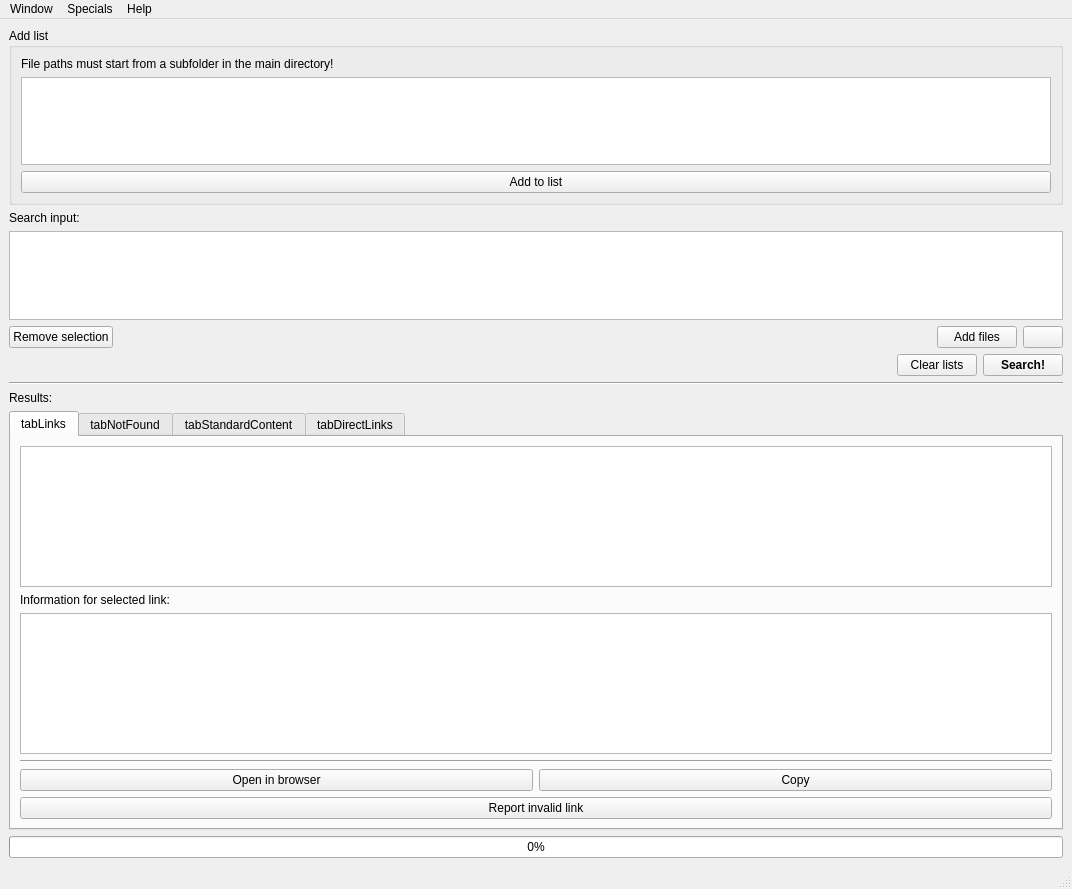
First picture: the form in OTModules/wContentSearch/wcontentsearch.ui, repository pietr26/OMSI-Tools, before the edit.
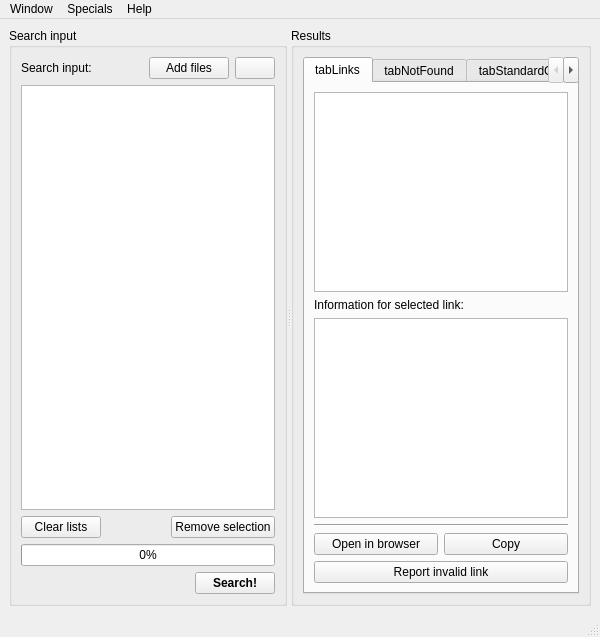
Second picture: the form after the edit. Icons and pictures are not drawn.

Commit message: Outsoured list for adding files

Diff of the .ui file:
```diff
--- a/OTModules/wContentSearch/wcontentsearch.ui
+++ b/OTModules/wContentSearch/wcontentsearch.ui
@@ -6,8 +6,8 @@
    <rect>
     <x>0</x>
     <y>0</y>
-    <width>1072</width>
-    <height>889</height>
+    <width>600</width>
+    <height>637</height>
    </rect>
   </property>
   <property name="windowTitle">
@@ -20,73 +20,26 @@
   <widget class="QWidget" name="centralwidget">
    <layout class="QVBoxLayout" name="verticalLayout_4">
     <item>
-     <widget class="QGroupBox" name="gbxAddList">
+     <widget class="QSplitter" name="splitter_2">
+      <property name="orientation">
+       <enum>Qt::Horizontal</enum>
+      </property>
+      <widget class="QGroupBox" name="gbxSearchInput">
       <property name="title">
-       <string>Add list</string>
-      </property>
-      <layout class="QVBoxLayout" name="verticalLayout_6">
+        <string>Search input</string>
+       </property>
+       <layout class="QVBoxLayout" name="verticalLayout">
        <item>
-        <widget class="QLabel" name="lblInputInfo">
-         <property name="text">
-          <string>File paths must start from a subfolder in the main directory!</string>
-         </property>
-        </widget>
-       </item>
+         <layout class="QHBoxLayout" name="horizontalLayout_2">
        <item>
-        <widget class="QPlainTextEdit" name="pteAddList"/>
-       </item>
-       <item>
-        <widget class="QPushButton" name="btnAddListToList">
-         <property name="text">
-          <string>Add to list</string>
-         </property>
-         <property name="icon">
-          <iconset resource="../../ressources.qrc">
-           <normaloff>:/rec/data/icons/iconAdd.svg</normaloff>:/rec/data/icons/iconAdd.svg</iconset>
-         </property>
-        </widget>
-       </item>
-      </layout>
-     </widget>
-    </item>
-    <item>
-     <widget class="QLabel" name="lblEnteredFiles">
+           <widget class="QLabel" name="lblEnteredFiles_2">
       <property name="text">
        <string>Search input:</string>
       </property>
      </widget>
     </item>
     <item>
-     <widget class="QListWidget" name="lwgUserSearch">
-      <property name="selectionMode">
-       <enum>QAbstractItemView::ExtendedSelection</enum>
-      </property>
-      <property name="isWrapping" stdset="0">
-       <bool>false</bool>
-      </property>
-      <property name="wordWrap">
-       <bool>true</bool>
-      </property>
-     </widget>
-    </item>
-    <item>
-     <layout class="QHBoxLayout" name="horizontalLayout">
-      <item>
-       <widget class="QPushButton" name="btnRemove">
-        <property name="text">
-         <string>Remove selection</string>
-        </property>
-        <property name="icon">
-         <iconset resource="../../ressources.qrc">
-          <normaloff>:/rec/data/icons/iconDelete.svg</normaloff>:/rec/data/icons/iconDelete.svg</iconset>
-        </property>
-        <property name="autoExclusive">
-         <bool>true</bool>
-        </property>
-       </widget>
-      </item>
-      <item>
-       <spacer name="horizontalSpacer">
+           <spacer name="horizontalSpacer_5">
         <property name="orientation">
          <enum>Qt::Horizontal</enum>
         </property>
@@ -135,20 +88,33 @@
      </layout>
     </item>
     <item>
-     <layout class="QHBoxLayout" name="horizontalLayout_4">
+         <widget class="QListWidget" name="lwgUserSearch">
+          <property name="selectionMode">
+           <enum>QAbstractItemView::ExtendedSelection</enum>
+          </property>
+          <property name="isWrapping" stdset="0">
+           <bool>false</bool>
+          </property>
+          <property name="wordWrap">
+           <bool>true</bool>
+          </property>
+         </widget>
+        </item>
       <item>
-       <spacer name="horizontalSpacer_2">
+         <widget class="QSplitter" name="splitter">
         <property name="orientation">
          <enum>Qt::Horizontal</enum>
         </property>
-        <property name="sizeHint" stdset="0">
-         <size>
-          <width>40</width>
-          <height>20</height>
-         </size>
-        </property>
-       </spacer>
-      </item>
+          <property name="opaqueResize">
+           <bool>true</bool>
+          </property>
+          <property name="childrenCollapsible">
+           <bool>true</bool>
+          </property>
+          <widget class="QWidget" name="">
+           <layout class="QVBoxLayout" name="verticalLayout_2">
+            <item>
+             <layout class="QHBoxLayout" name="horizontalLayout">
       <item>
        <widget class="QPushButton" name="btnClearLists">
         <property name="text">
@@ -161,6 +127,57 @@
        </widget>
       </item>
       <item>
+               <spacer name="horizontalSpacer_3">
+                <property name="orientation">
+                 <enum>Qt::Horizontal</enum>
+                </property>
+                <property name="sizeHint" stdset="0">
+                 <size>
+                  <width>40</width>
+                  <height>20</height>
+                 </size>
+                </property>
+               </spacer>
+              </item>
+              <item>
+               <widget class="QPushButton" name="btnRemove">
+                <property name="text">
+                 <string>Remove selection</string>
+                </property>
+                <property name="icon">
+                 <iconset resource="../../ressources.qrc">
+                  <normaloff>:/rec/data/icons/iconDelete.svg</normaloff>:/rec/data/icons/iconDelete.svg</iconset>
+                </property>
+                <property name="autoExclusive">
+                 <bool>true</bool>
+                </property>
+               </widget>
+              </item>
+             </layout>
+            </item>
+            <item>
+             <widget class="QProgressBar" name="pgbProgress">
+              <property name="value">
+               <number>0</number>
+              </property>
+             </widget>
+            </item>
+            <item>
+             <layout class="QHBoxLayout" name="horizontalLayout_4">
+              <item>
+               <spacer name="horizontalSpacer_2">
+                <property name="orientation">
+                 <enum>Qt::Horizontal</enum>
+                </property>
+                <property name="sizeHint" stdset="0">
+                 <size>
+                  <width>40</width>
+                  <height>20</height>
+                 </size>
+                </property>
+               </spacer>
+              </item>
+              <item>
        <widget class="QPushButton" name="btnSearch">
         <property name="font">
          <font>
@@ -178,22 +195,17 @@
       </item>
      </layout>
     </item>
-    <item>
-     <widget class="Line" name="line_3">
-      <property name="orientation">
-       <enum>Qt::Horizontal</enum>
-      </property>
-     </widget>
-    </item>
-    <item>
-     <layout class="QVBoxLayout" name="verticalLayout">
-      <item>
-       <widget class="QLabel" name="lblSearchResults">
-        <property name="text">
-         <string>Results:</string>
-        </property>
-       </widget>
-      </item>
+           </layout>
+          </widget>
+         </widget>
+        </item>
+       </layout>
+      </widget>
+      <widget class="QGroupBox" name="gbxResults">
+       <property name="title">
+        <string>Results</string>
+       </property>
+       <layout class="QVBoxLayout" name="verticalLayout_3">
       <item>
        <widget class="QTabWidget" name="twgExtras">
         <property name="currentIndex">
@@ -323,12 +335,7 @@
        </widget>
       </item>
      </layout>
-    </item>
-    <item>
-     <widget class="QProgressBar" name="pgbProgress">
-      <property name="value">
-       <number>0</number>
-      </property>
+      </widget>
      </widget>
     </item>
    </layout>
@@ -338,7 +345,7 @@
     <rect>
      <x>0</x>
      <y>0</y>
-     <width>1072</width>
+     <width>600</width>
      <height>21</height>
     </rect>
    </property>
```
Lines whose indentation alone changed are shown as unchanged. The commit also changes 13 other files.
